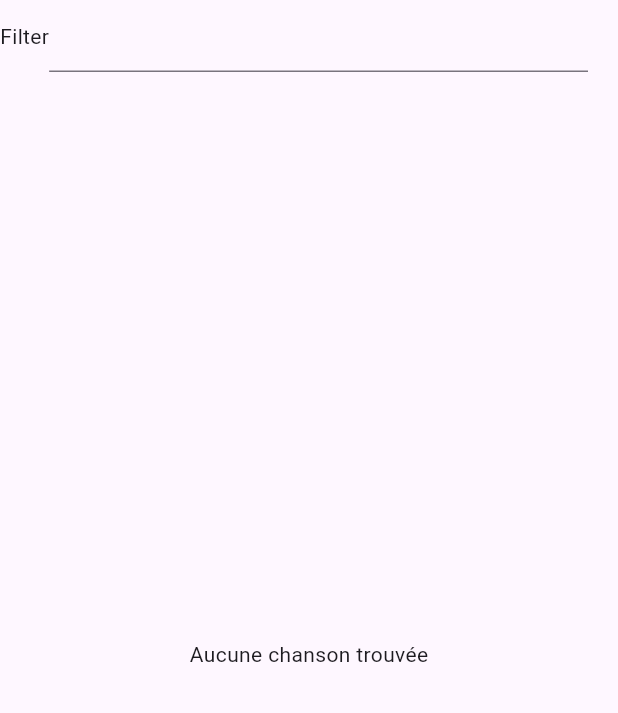
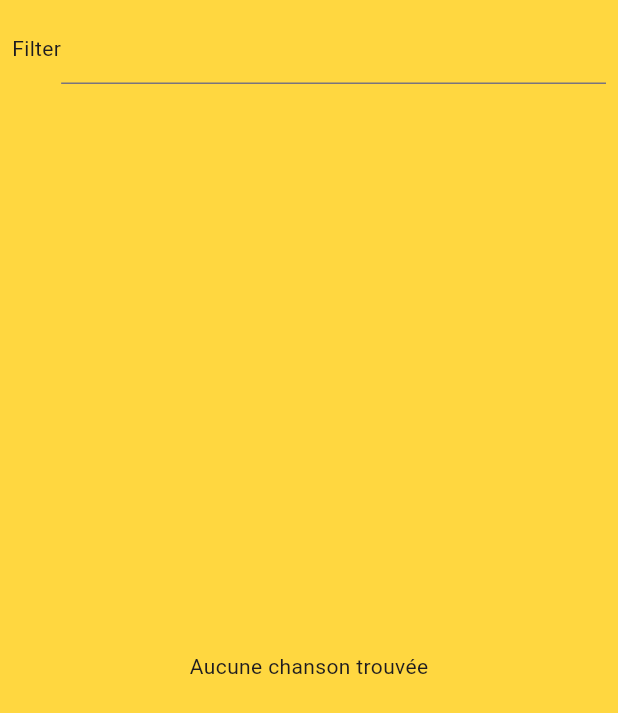
Before and after one commit to TNyRina/tononkira-PCL, a Flutter app: what body() shows on an empty page, opened directly, on a phone screen of 412 x 824 dp. Shown: the top 713 px of the screen. Run offline on Flutter 3.47's test engine with Material 3 defaults, Android fonts, the light colour scheme and no system bars.

Commit message:
fix module lyric_dao : get category by id

```diff
--- /dev/null
+++ b/devtools_options.yaml
@@ -0,0 +1,3 @@
+description: This file stores settings for Dart & Flutter DevTools.
+documentation: https://docs.flutter.dev/tools/devtools/extensions#configure-extension-enablement-states
+extensions:
--- a/lib/main.dart
+++ b/lib/main.dart
@@ -28,7 +28,10 @@ class _TononkiraPCL extends State<TononkiraPCL> {
 	Widget build(BuildContext context) {
 		return MaterialApp(
 		  title: "Tonokira PCL",
-		  home: Scaffold(appBar: head(), body: body(lyrics)),
+		  home: Scaffold(
+        appBar: head(),
+        body: body(lyrics)
+      ),
 		  debugShowCheckedModeBanner: false,
 		);
 	}
--- a/lib/widget/body.dart
+++ b/lib/widget/body.dart
@@ -1,19 +1,24 @@
 import 'package:flutter/material.dart';
+import 'package:tononkira_pcl/entity/lyric.dart';
 import 'package:tononkira_pcl/dao/lyric_dao.dart';
 import 'package:tononkira_pcl/entity/category.dart';
-import 'package:tononkira_pcl/entity/lyric.dart';
 import 'package:tononkira_pcl/widget/Lyric.dart';
 
 Widget body(Future<List<Lyric>> lyrics) {
-  return Column(
+  return Container(
+    color: Colors.amberAccent,
+    child: Column(
       children: [
-      Row(
-        children: [
-          Text("Filter"),
-          Expanded(child: TextField()),
+        Padding(
+          padding: const EdgeInsets.all(8.0),
+          child: Row(
+            mainAxisAlignment: MainAxisAlignment.spaceAround,
+            children: [Text("Filter"), Expanded(child: TextField())],
+          ),
+        ),
+
         SizedBox(width: 20),
-        ],
-      ),
+
         Expanded(
           child: FutureBuilder<List<Lyric>>(
             future: lyrics,
@@ -25,19 +30,30 @@ Widget body(Future<List<Lyric>> lyrics) {
               } else if (!snapshot.hasData || snapshot.data!.isEmpty) {
                 return Center(child: Text('Aucune chanson trouvée'));
               } else {
-              final songList = snapshot.data!;
+                final List<Lyric> songList = snapshot.data!;
                 return ListView.builder(
                   itemCount: songList.length,
                   itemBuilder: (context, index) {
-                  final song = songList[index];
+                    final Lyric song = songList[index];
+                    return listTile(context, song);
+                  },
+                );
+              }
+            },
+          ),
+        ),
+      ],
+    ),
+  );
+}
+
+ListTile listTile(BuildContext context, Lyric song) {
   return ListTile(
     title: Text(song.title),
     onTap: () {
       Navigator.push(
         context,
-                        MaterialPageRoute(
-                          builder: (context) => LyricDetail(lyric: song),
-                        ),
+        MaterialPageRoute(builder: (context) => LyricDetail(lyric: song)),
       );
     },
     subtitle: Column(
@@ -47,26 +63,17 @@ Widget body(Future<List<Lyric>> lyrics) {
             return FutureBuilder<Category?>(
               future: LyricDAO.getCategory(id),
               builder: (context, snapshot) {
-                                if (snapshot.connectionState ==
-                                    ConnectionState.waiting) {
+                if (snapshot.connectionState == ConnectionState.waiting) {
                   return Text("Chargement...");
-                                } else if (snapshot.hasError ||
-                                    !snapshot.hasData) {
+                } else if (snapshot.hasError || !snapshot.hasData) {
                   return Text("Inconnu");
                 } else {
                   return Text(snapshot.data!.name);
+
                 }
               },
             );
           }).toList(),
     ),
   );
-                },
-              );
 }
-          },
-        ),
-      ),
-    ],
-  );
-}
```
Also changed, not shown: assets/data/category.json (+14 -4 lines), lib/dao/lyric_dao.dart (+47 -12 lines), lib/entity/category.dart (+8 -5 lines). Lines whose indentation alone changed are shown as unchanged.
